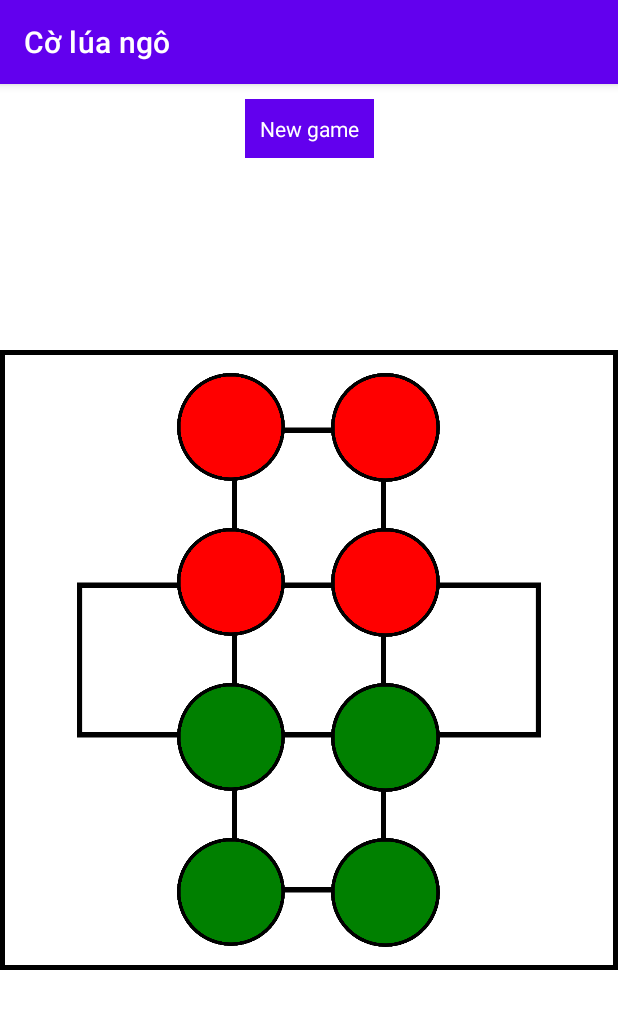
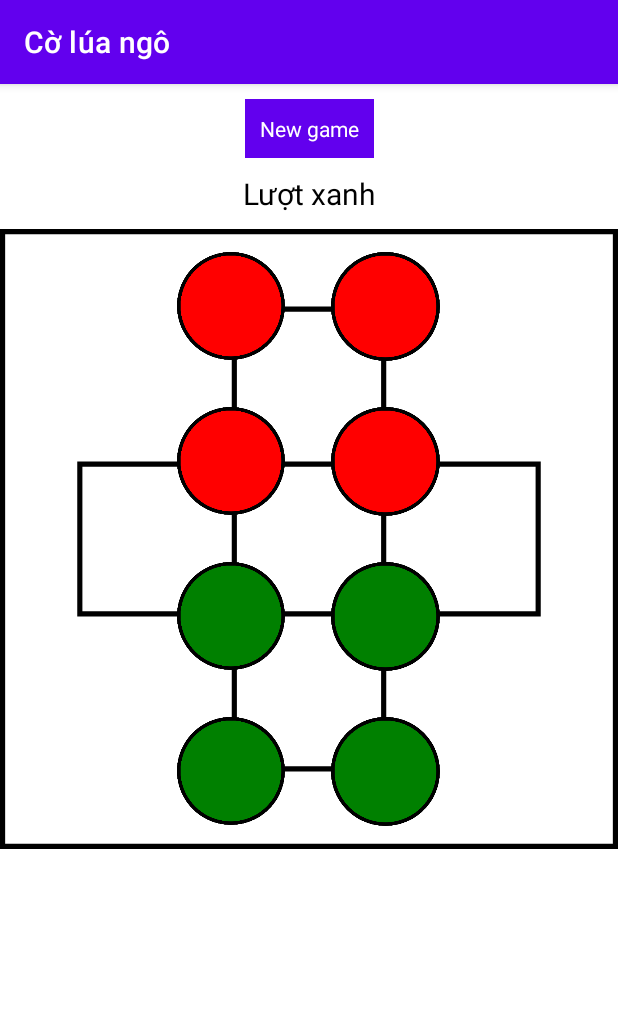
Before and after one commit to phuc2409/CoLuaNgo, an Android app: the screen it shows after launch (GameActivity), on a phone screen of 412 x 824 dp. Shown: the top 1009 px of the screen. Run offline under Robolectric (Android 15) with nearby library versions, the phone set to English and light mode, and no system bars.

Commit message:
Add check win game

```diff
--- a/app/src/main/java/com/coluango/view/game/chess_board/ChessBoardFragment.kt
+++ b/app/src/main/java/com/coluango/view/game/chess_board/ChessBoardFragment.kt
@@ -123,6 +123,22 @@ class ChessBoardFragment : BaseFragment(R.layout.fragment_chess_board) {
                     val positionItem = it.data as PositionItem
                     showEnemy(nodeLayouts[positionItem.row][positionItem.column])
                 }
+
+                ChessBoardState.Status.SHOW_GREEN_TURN -> {
+                    binding.tvStatus.text = getString(R.string.green_turn)
+                }
+
+                ChessBoardState.Status.SHOW_RED_TURN -> {
+                    binding.tvStatus.text = getString(R.string.red_turn)
+                }
+
+                ChessBoardState.Status.SHOW_GREEN_WIN -> {
+                    binding.tvStatus.text = getString(R.string.green_win)
+                }
+
+                ChessBoardState.Status.SHOW_RED_WIN -> {
+                    binding.tvStatus.text = getString(R.string.red_win)
+                }
             }
         }
     }
--- a/app/src/main/java/com/coluango/view/game/chess_board/ChessBoardState.kt
+++ b/app/src/main/java/com/coluango/view/game/chess_board/ChessBoardState.kt
@@ -23,6 +23,14 @@ class ChessBoardState(val status: Status, val data: Any? = null) {
         fun showAlly(positionItem: PositionItem) = ChessBoardState(Status.SHOW_ALLY, positionItem)
 
         fun showEnemy(positionItem: PositionItem) = ChessBoardState(Status.SHOW_ENEMY, positionItem)
+
+        fun showGreenTurn() = ChessBoardState(Status.SHOW_GREEN_TURN)
+
+        fun showRedTurn() = ChessBoardState(Status.SHOW_RED_TURN)
+
+        fun showGreenWin() = ChessBoardState(Status.SHOW_GREEN_WIN)
+
+        fun showRedWin() = ChessBoardState(Status.SHOW_RED_WIN)
     }
 
     enum class Status {
@@ -31,6 +39,10 @@ class ChessBoardState(val status: Status, val data: Any? = null) {
         CAN_MOVE_TO,
         HIDE_NODE,
         SHOW_ALLY,
-        SHOW_ENEMY
+        SHOW_ENEMY,
+        SHOW_GREEN_TURN,
+        SHOW_RED_TURN,
+        SHOW_GREEN_WIN,
+        SHOW_RED_WIN
     }
 }
--- a/app/src/main/java/com/coluango/view/game/chess_board/ChessBoardViewModel.kt
+++ b/app/src/main/java/com/coluango/view/game/chess_board/ChessBoardViewModel.kt
@@ -56,13 +56,19 @@ class ChessBoardViewModel : BaseViewModel() {
             _state.value = ChessBoardState.showAlly(PositionItem(toRow, toColumn))
             turn = 2
             if (chestBoardItem.isWinning(1)) {
-
+                _state.value = ChessBoardState.showGreenWin()
             } else {
+                _state.value = ChessBoardState.showRedTurn()
                 aiMove()
             }
         } else if (turn == 2) {
             _state.value = ChessBoardState.showEnemy(PositionItem(toRow, toColumn))
             turn = 1
+            if (chestBoardItem.isWinning(2)) {
+                _state.value = ChessBoardState.showRedWin()
+            } else {
+                _state.value = ChessBoardState.showGreenTurn()
+            }
         }
     }
 
--- /dev/null
+++ b/app/src/main/res/drawable/chess_board.xml
@@ -0,0 +1,34 @@
+<vector xmlns:android="http://schemas.android.com/apk/res/android"
+    android:width="200dp"
+    android:height="200dp"
+    android:viewportWidth="1200"
+    android:viewportHeight="1200">
+    <path
+        android:fillColor="#00FFFFFF"
+        android:pathData="M745,1045L614.7,1045L455,1045L455,155L745,155L745,900.8L745,1045Z"
+        android:strokeColor="#00000000" />
+    <path
+        android:fillColor="#000"
+        android:pathData="M460,160L460,1040L740,1040L740,160L460,160M450,150L750,150C750,150 750,675.8 750,900.8C750,1035.2 750,1062.3 750,1062.3L750,1050L450,1050L450,150Z"
+        android:strokeColor="#00000000" />
+    <path
+        android:fillColor="#00FFFFFF"
+        android:pathData="M150,750l0,-300l900,-0l0,300z"
+        android:strokeWidth="10"
+        android:strokeColor="#00000000" />
+    <path
+        android:fillColor="#00000000"
+        android:pathData="M155,745l0,-290l890,-0l0,290z"
+        android:strokeWidth="10"
+        android:strokeColor="#000" />
+    <path
+        android:fillColor="#00FFFFFF"
+        android:pathData="M0,0h1200v1200h-1200z"
+        android:strokeWidth="10"
+        android:strokeColor="#00000000" />
+    <path
+        android:fillColor="#00000000"
+        android:pathData="M5,5h1190v1190h-1190z"
+        android:strokeWidth="10"
+        android:strokeColor="#000" />
+</vector>
--- a/app/src/main/res/layout/activity_game.xml
+++ b/app/src/main/res/layout/activity_game.xml
@@ -19,13 +19,13 @@
         app:layout_constraintStart_toStartOf="parent"
         app:layout_constraintTop_toTopOf="parent" />
 
-    <androidx.constraintlayout.widget.ConstraintLayout
+    <androidx.fragment.app.FragmentContainerView
         android:id="@+id/layoutChessBoard"
         android:layout_width="0dp"
         android:layout_height="wrap_content"
-        app:layout_constraintBottom_toBottomOf="parent"
         app:layout_constraintEnd_toEndOf="parent"
         app:layout_constraintStart_toStartOf="parent"
-        app:layout_constraintTop_toTopOf="parent" />
+        app:layout_constraintTop_toBottomOf="@id/tvNewGame"
+        tools:layout="@layout/fragment_chess_board" />
 
 </androidx.constraintlayout.widget.ConstraintLayout>
--- a/app/src/main/res/layout/fragment_chess_board.xml
+++ b/app/src/main/res/layout/fragment_chess_board.xml
@@ -4,16 +4,29 @@
     xmlns:tools="http://schemas.android.com/tools"
     android:layout_width="match_parent"
     android:layout_height="wrap_content"
-    android:background="@drawable/chess_board">
+    tools:context=".view.game.chess_board.ChessBoardFragment">
+
+    <TextView
+        android:id="@+id/tvStatus"
+        android:layout_width="0dp"
+        android:layout_height="wrap_content"
+        android:gravity="center"
+        android:padding="10dp"
+        android:text="@string/green_turn"
+        android:textColor="@color/black"
+        android:textSize="20sp"
+        app:layout_constraintEnd_toEndOf="parent"
+        app:layout_constraintStart_toStartOf="parent"
+        app:layout_constraintTop_toTopOf="parent" />
 
     <LinearLayout
-        android:layout_width="match_parent"
+        android:layout_width="0dp"
         android:layout_height="wrap_content"
+        android:background="@drawable/chess_board"
         android:orientation="vertical"
         app:layout_constraintEnd_toEndOf="parent"
         app:layout_constraintStart_toStartOf="parent"
-        app:layout_constraintTop_toTopOf="parent"
-        tools:context=".view.game.chess_board.ChessBoardFragment">
+        app:layout_constraintTop_toBottomOf="@id/tvStatus">
 
         <LinearLayout
             android:layout_width="match_parent"
--- a/app/src/main/res/values/strings.xml
+++ b/app/src/main/res/values/strings.xml
@@ -3,4 +3,9 @@
 
     <string name="image">Image</string>
     <string name="new_game">New game</string>
+
+    <string name="green_turn">Lượt xanh</string>
+    <string name="red_turn">Lượt đỏ</string>
+    <string name="green_win">Xanh thắng</string>
+    <string name="red_win">Đỏ thắng</string>
 </resources>
```
Also changed, not shown: app/src/main/res/drawable-xxhdpi/chess_board.png (deleted).
